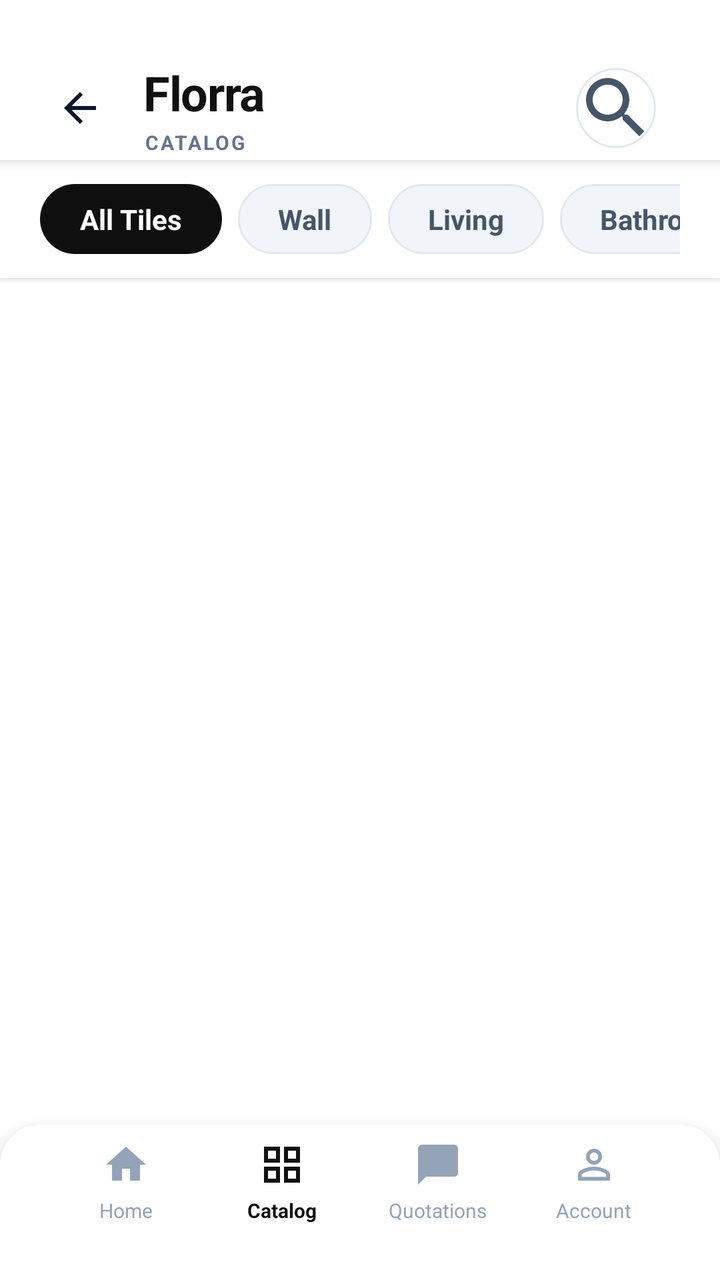
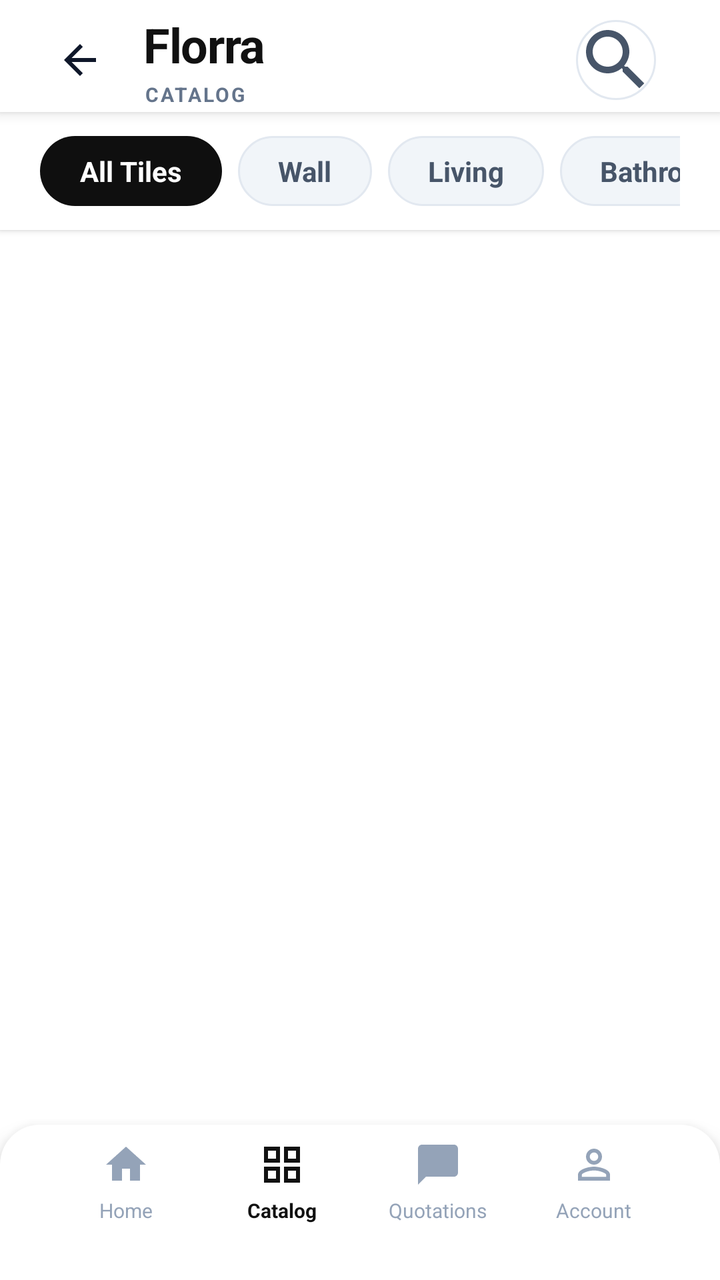

The first picture is an Android layout as it rendered before a commit; the second is the same layout after the commit. The layout source and the unified diff follow.
<!-- AndroidManifest.xml: application theme Theme.Florra -->
<!-- res/layout/activity_catalog.xml -->
<?xml version="1.0" encoding="utf-8"?>
<RelativeLayout xmlns:android="http://schemas.android.com/apk/res/android"
    android:layout_width="match_parent"
    android:layout_height="match_parent"
    android:background="@color/white"
    android:fitsSystemWindows="true">

    
    <LinearLayout
        android:id="@+id/header"
        android:layout_width="match_parent"
        android:layout_height="wrap_content"
        android:orientation="vertical"
        android:background="@color/white"
        android:elevation="4dp">

        
        <View
            android:layout_width="match_parent"
            android:layout_height="24dp"
            android:background="@color/white" />

        
        <LinearLayout
            android:layout_width="match_parent"
            android:layout_height="56dp"
            android:orientation="horizontal"
            android:paddingHorizontal="20dp"
            android:gravity="center_vertical"
            android:background="@color/white"
            android:paddingTop="4dp">

            
            <ImageView
                android:id="@+id/btnBack"
                android:layout_width="40dp"
                android:layout_height="40dp"
                android:src="@drawable/ic_arrow_back"
                android:tint="@color/slate_900"
                android:padding="8dp"
                android:clickable="true"
                android:focusable="true" />

            
            <LinearLayout
                android:layout_width="wrap_content"
                android:layout_height="wrap_content"
                android:orientation="vertical"
                android:layout_marginStart="12dp">

                <TextView
                    android:layout_width="wrap_content"
                    android:layout_height="wrap_content"
                    android:text="Florra"
                    android:textColor="@color/primary_dark"
                    android:textSize="24sp"
                    android:textStyle="bold"
                    android:letterSpacing="-0.02" />

                <TextView
                    android:layout_width="wrap_content"
                    android:layout_height="wrap_content"
                    android:text="CATALOG"
                    android:textColor="@color/slate_500"
                    android:textSize="10sp"
                    android:textStyle="bold"
                    android:letterSpacing="0.1"
                    android:layout_marginTop="2dp" />
            </LinearLayout>

            <Space
                android:layout_width="0dp"
                android:layout_height="0dp"
                android:layout_weight="1" />

            
            <LinearLayout
                android:layout_width="wrap_content"
                android:layout_height="wrap_content"
                android:orientation="horizontal"
                android:gravity="center_vertical">

                
                <ImageView
                    android:id="@+id/btnSearch"
                    android:layout_width="40dp"
                    android:layout_height="40dp"
                    android:src="@drawable/ic_search"
                    android:tint="@color/slate_600"
                    android:background="@drawable/bg_circle_icon"
                    android:layout_marginEnd="12dp"
                    android:clickable="true"
                    android:focusable="true" />

                
            </LinearLayout>
        </LinearLayout>
    </LinearLayout>

    
    <HorizontalScrollView
        android:id="@+id/filterTabs"
        android:layout_width="match_parent"
        android:layout_height="wrap_content"
        android:layout_below="@id/header"
        android:background="@color/white"
        android:paddingHorizontal="20dp"
        android:paddingVertical="12dp"
        android:elevation="2dp"
        android:scrollbars="none">

        <LinearLayout
            android:layout_width="wrap_content"
            android:layout_height="wrap_content"
            android:orientation="horizontal">

            
            <LinearLayout
                android:id="@+id/btnAllTiles"
                android:layout_width="wrap_content"
                android:layout_height="wrap_content"
                android:orientation="horizontal"
                android:background="@drawable/bg_filter_active"
                android:paddingHorizontal="20dp"
                android:paddingVertical="8dp"
                android:layout_marginEnd="8dp"
                android:clickable="true"
                android:focusable="true">

                <TextView
                    android:layout_width="wrap_content"
                    android:layout_height="wrap_content"
                    android:text="All Tiles"
                    android:textColor="@color/white"
                    android:textSize="14sp"
                    android:textStyle="bold" />
            </LinearLayout>

            
            <LinearLayout
                android:id="@+id/btnWall"
                android:layout_width="wrap_content"
                android:layout_height="wrap_content"
                android:orientation="horizontal"
                android:background="@drawable/bg_filter_inactive"
                android:paddingHorizontal="20dp"
                android:paddingVertical="8dp"
                android:layout_marginEnd="8dp"
                android:clickable="true"
                android:focusable="true">

                <TextView
                    android:layout_width="wrap_content"
                    android:layout_height="wrap_content"
                    android:text="Wall"
                    android:textColor="@color/slate_600"
                    android:textSize="14sp"
                    android:textStyle="bold" />
            </LinearLayout>

            
            <LinearLayout
                android:id="@+id/btnLiving"
                android:layout_width="wrap_content"
                android:layout_height="wrap_content"
                android:orientation="horizontal"
                android:background="@drawable/bg_filter_inactive"
                android:paddingHorizontal="20dp"
                android:paddingVertical="8dp"
                android:layout_marginEnd="8dp"
                android:clickable="true"
                android:focusable="true">

                <TextView
                    android:layout_width="wrap_content"
                    android:layout_height="wrap_content"
                    android:text="Living"
                    android:textColor="@color/slate_600"
                    android:textSize="14sp"
                    android:textStyle="bold" />
            </LinearLayout>

            
            <LinearLayout
                android:id="@+id/btnBathroom"
                android:layout_width="wrap_content"
                android:layout_height="wrap_content"
                android:orientation="horizontal"
                android:background="@drawable/bg_filter_inactive"
                android:paddingHorizontal="20dp"
                android:paddingVertical="8dp"
                android:layout_marginEnd="8dp"
                android:clickable="true"
                android:focusable="true">

                <TextView
                    android:layout_width="wrap_content"
                    android:layout_height="wrap_content"
                    android:text="Bathroom"
                    android:textColor="@color/slate_600"
                    android:textSize="14sp"
                    android:textStyle="bold" />
            </LinearLayout>

            
            <LinearLayout
                android:id="@+id/btnKitchen"
                android:layout_width="wrap_content"
                android:layout_height="wrap_content"
                android:orientation="horizontal"
                android:background="@drawable/bg_filter_inactive"
                android:paddingHorizontal="20dp"
                android:paddingVertical="8dp"
                android:layout_marginEnd="8dp"
                android:clickable="true"
                android:focusable="true">

                <TextView
                    android:layout_width="wrap_content"
                    android:layout_height="wrap_content"
                    android:text="Kitchen"
                    android:textColor="@color/slate_600"
                    android:textSize="14sp"
                    android:textStyle="bold" />
            </LinearLayout>

            
            <LinearLayout
                android:id="@+id/btnBedroom"
                android:layout_width="wrap_content"
                android:layout_height="wrap_content"
                android:orientation="horizontal"
                android:background="@drawable/bg_filter_inactive"
                android:paddingHorizontal="20dp"
                android:paddingVertical="8dp"
                android:clickable="true"
                android:focusable="true">

                <TextView
                    android:layout_width="wrap_content"
                    android:layout_height="wrap_content"
                    android:text="Bedroom"
                    android:textColor="@color/slate_600"
                    android:textSize="14sp"
                    android:textStyle="bold" />
            </LinearLayout>

        </LinearLayout>
    </HorizontalScrollView>

    

    

    

    <androidx.recyclerview.widget.RecyclerView
        android:id="@+id/recyclerViewTiles"
        android:layout_width="match_parent"
        android:layout_height="match_parent"
        android:layout_above="@+id/bottomNav"
        android:layout_below="@id/filterTabs"
        android:layout_marginTop="0dp"
        android:layout_marginBottom="0dp"
        android:clipToPadding="false"
        android:padding="12dp"
        android:scrollbars="vertical" />

    <LinearLayout
        android:id="@+id/bottomNav"
        android:layout_width="match_parent"
        android:layout_height="wrap_content"
        android:orientation="vertical"
        android:background="@drawable/bg_bottom_nav"
        android:layout_alignParentBottom="true"
        android:elevation="8dp">

        
        <LinearLayout
            android:layout_width="match_parent"
            android:layout_height="wrap_content"
            android:orientation="horizontal"
            android:paddingHorizontal="24dp"
            android:paddingTop="8dp"
            android:paddingBottom="12dp">

            
            <LinearLayout
                android:id="@+id/btnNavHome"
                android:layout_width="0dp"
                android:layout_height="wrap_content"
                android:layout_weight="1"
                android:orientation="vertical"
                android:gravity="center"
                android:clickable="true"
                android:focusable="true">

                <ImageView
                    android:layout_width="24dp"
                    android:layout_height="24dp"
                    android:src="@drawable/ic_home"
                    android:tint="@color/slate_400" />

                <TextView
                    android:layout_width="wrap_content"
                    android:layout_height="wrap_content"
                    android:text="Home"
                    android:textColor="@color/slate_400"
                    android:textSize="10sp"
                    android:layout_marginTop="4dp" />
            </LinearLayout>

            
            <LinearLayout
                android:id="@+id/btnNavCatalog"
                android:layout_width="0dp"
                android:layout_height="wrap_content"
                android:layout_weight="1"
                android:orientation="vertical"
                android:gravity="center"
                android:clickable="true"
                android:focusable="true">

                <ImageView
                    android:layout_width="24dp"
                    android:layout_height="24dp"
                    android:src="@drawable/ic_grid_view"
                    android:tint="@color/primary_dark" />

                <TextView
                    android:layout_width="wrap_content"
                    android:layout_height="wrap_content"
                    android:text="Catalog"
                    android:textColor="@color/primary_dark"
                    android:textSize="10sp"
                    android:textStyle="bold"
                    android:layout_marginTop="4dp" />
            </LinearLayout>

            
            <LinearLayout
                android:id="@+id/btnNavEnquiries"
                android:layout_width="0dp"
                android:layout_height="wrap_content"
                android:layout_weight="1"
                android:orientation="vertical"
                android:gravity="center"
                android:clickable="true"
                android:focusable="true">

                <ImageView
                    android:layout_width="24dp"
                    android:layout_height="24dp"
                    android:src="@drawable/ic_chat_bubble"
                    android:tint="@color/slate_400" />

                <TextView
                    android:layout_width="wrap_content"
                    android:layout_height="wrap_content"
                    android:text="Quotations"
                    android:textColor="@color/slate_400"
                    android:textSize="10sp"
                    android:layout_marginTop="4dp" />
            </LinearLayout>

            
            <LinearLayout
                android:id="@+id/btnNavAccount"
                android:layout_width="0dp"
                android:layout_height="wrap_content"
                android:layout_weight="1"
                android:orientation="vertical"
                android:gravity="center"
                android:clickable="true"
                android:focusable="true">

                <ImageView
                    android:layout_width="24dp"
                    android:layout_height="24dp"
                    android:src="@drawable/ic_person_outline"
                    android:tint="@color/slate_400" />

                <TextView
                    android:layout_width="wrap_content"
                    android:layout_height="wrap_content"
                    android:text="Account"
                    android:textColor="@color/slate_400"
                    android:textSize="10sp"
                    android:layout_marginTop="4dp" />
            </LinearLayout>
        </LinearLayout>

        
        <View
            android:layout_width="match_parent"
            android:layout_height="16dp"
            android:background="@color/white" />
    </LinearLayout>

</RelativeLayout>
<!-- resources referenced by this layout -->
<resources>
  <color name="primary_dark">#111111</color>
  <color name="slate_400">#94A3B8</color>
  <color name="slate_500">#64748B</color>
  <color name="slate_600">#475569</color>
  <color name="slate_900">#0F172A</color>
  <color name="white">#FFFFFFFF</color>
  <!-- drawable bg_bottom_nav (drawable) -->
  <?xml version="1.0" encoding="utf-8"?>
  <shape xmlns:android="http://schemas.android.com/apk/res/android">
      <solid android:color="@color/white" />
      <corners android:topLeftRadius="20dp" android:topRightRadius="20dp" />
  </shape>
  <!-- drawable bg_circle_icon (drawable) -->
  <?xml version="1.0" encoding="utf-8"?>
  <shape xmlns:android="http://schemas.android.com/apk/res/android">
      <solid android:color="@color/white" />
      <corners android:radius="100dp" />
      <stroke android:width="1dp" android:color="@color/slate_200" />
  </shape>
  <!-- drawable bg_filter_active (drawable) -->
  <?xml version="1.0" encoding="utf-8"?>
  <shape xmlns:android="http://schemas.android.com/apk/res/android">
      <solid android:color="@color/primary" />
      <corners android:radius="20dp" />
  </shape>
  <!-- drawable bg_filter_inactive (drawable) -->
  <?xml version="1.0" encoding="utf-8"?>
  <shape xmlns:android="http://schemas.android.com/apk/res/android">
      <solid android:color="@color/slate_100" />
      <stroke android:width="1dp" android:color="@color/slate_200" />
      <corners android:radius="20dp" />
  </shape>
  <!-- drawable ic_arrow_back (drawable) -->
  <?xml version="1.0" encoding="utf-8"?>
  <vector xmlns:android="http://schemas.android.com/apk/res/android"
      android:width="24dp"
      android:height="24dp"
      android:viewportWidth="24"
      android:viewportHeight="24"
      android:tint="@color/slate_900">
      <path
          android:fillColor="@android:color/white"
          android:pathData="M20,11H7.83l5.59,-5.59L12,4l-8,8 8,8 1.41,-1.41L7.83,13H20v-2z"/>
  </vector>
  <!-- drawable ic_chat_bubble (drawable) -->
  <vector xmlns:android="http://schemas.android.com/apk/res/android"
      android:width="24dp"
      android:height="24dp"
      android:viewportWidth="24"
      android:viewportHeight="24">
      <path
          android:fillColor="@color/white"
          android:pathData="M20 2H4c-1.1 0-2 0.9-2 2v18l4-4h14c1.1 0 2-0.9 2-2V4c0-1.1-0.9-2-2-2z" />
  </vector>
  <!-- drawable ic_grid_view (drawable) -->
  <?xml version="1.0" encoding="utf-8"?>
  <vector xmlns:android="http://schemas.android.com/apk/res/android"
      android:width="48dp"
      android:height="48dp"
      android:viewportWidth="24"
      android:viewportHeight="24"
      android:tint="#FFFFFF">
      <path
          android:fillColor="@android:color/white"
          android:pathData="M3,3v8h8V3H3zM9,9H5V5h4V9zM3,13v8h8v-8H3zM9,19H5v-4h4V19zM13,3v8h8V3h-8zM19,9h-4V5h4V9zM13,13v8h8v-8h-8zM19,19h-4v-4h4V19z"/>
  </vector>
  <!-- drawable ic_home (drawable) -->
  <vector xmlns:android="http://schemas.android.com/apk/res/android"
      android:width="24dp"
      android:height="24dp"
      android:viewportWidth="24"
      android:viewportHeight="24">
      <path
          android:fillColor="#000000"
          android:pathData="M10,20v-6h4v6h5v-8h3L12,3L2,12h3v8H10z"/>
  </vector>
  <style name="Theme.Florra" parent="Theme.MaterialComponents.DayNight.NoActionBar">
          <item name="colorPrimary">#0F172A</item>
          <item name="colorPrimaryVariant">#0F172A</item>
          <item name="colorOnPrimary">#FFFFFF</item>
          <item name="colorSecondary">#E2E8F0</item>
          <item name="colorSecondaryVariant">#CBD5E1</item>
          <item name="colorOnSecondary">#0F172A</item>
          <item name="android:statusBarColor">@android:color/transparent</item>
          <item name="android:navigationBarColor">@android:color/transparent</item>
          <item name="android:windowLightStatusBar">false</item>
          <item name="android:windowLightNavigationBar">false</item>
      </style>
  <color name="slate_200">#E2E8F0</color>
  <color name="primary">#0F0F0F</color>
  <color name="slate_100">#F1F5F9</color>
  <!-- unchanged entries left out for length: 2 -->
</resources>

<!-- the commit's change to res/layout/activity_catalog.xml (unified diff, before → after) -->
@@ -15,10 +15,6 @@
         android:elevation="4dp">
 
         
-        <View
-            android:layout_width="match_parent"
-            android:layout_height="24dp"
-            android:background="@color/white" />
 
         
         <LinearLayout
<!-- resource entries referenced after the edit -->
@@ -76,17 +76,18 @@
           android:fillColor="#000000"
           android:pathData="M10,20v-6h4v6h5v-8h3L12,3L2,12h3v8H10z"/>
   </vector>
-  <style name="Theme.Florra" parent="Theme.MaterialComponents.DayNight.NoActionBar">
+  <style name="Theme.Florra" parent="Theme.MaterialComponents.Light.NoActionBar">
           <item name="colorPrimary">#0F172A</item>
           <item name="colorPrimaryVariant">#0F172A</item>
           <item name="colorOnPrimary">#FFFFFF</item>
           <item name="colorSecondary">#E2E8F0</item>
           <item name="colorSecondaryVariant">#CBD5E1</item>
           <item name="colorOnSecondary">#0F172A</item>
-          <item name="android:statusBarColor">@android:color/transparent</item>
-          <item name="android:navigationBarColor">@android:color/transparent</item>
-          <item name="android:windowLightStatusBar">false</item>
-          <item name="android:windowLightNavigationBar">false</item>
+          <item name="android:statusBarColor">@android:color/white</item>
+          <item name="android:navigationBarColor">@android:color/white</item>
+          <item name="android:windowLightStatusBar">true</item>
+          <item name="android:windowLightNavigationBar">true</item>
+          <item name="android:windowFullscreen">false</item>
       </style>
   <color name="slate_200">#E2E8F0</color>
   <color name="primary">#0F0F0F</color>
